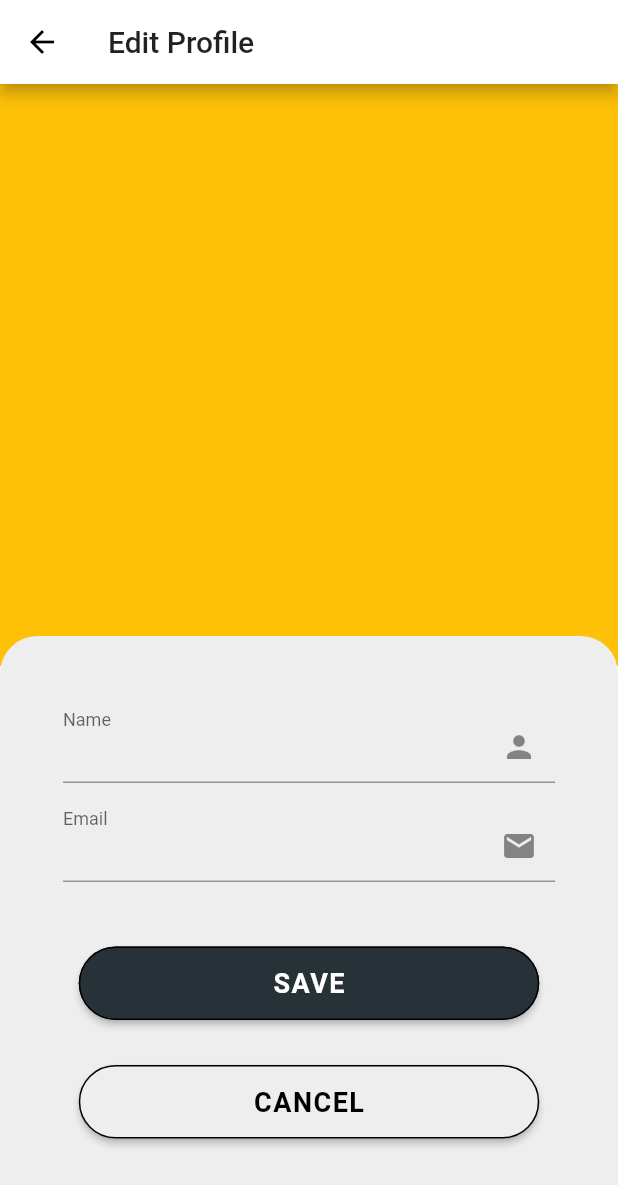
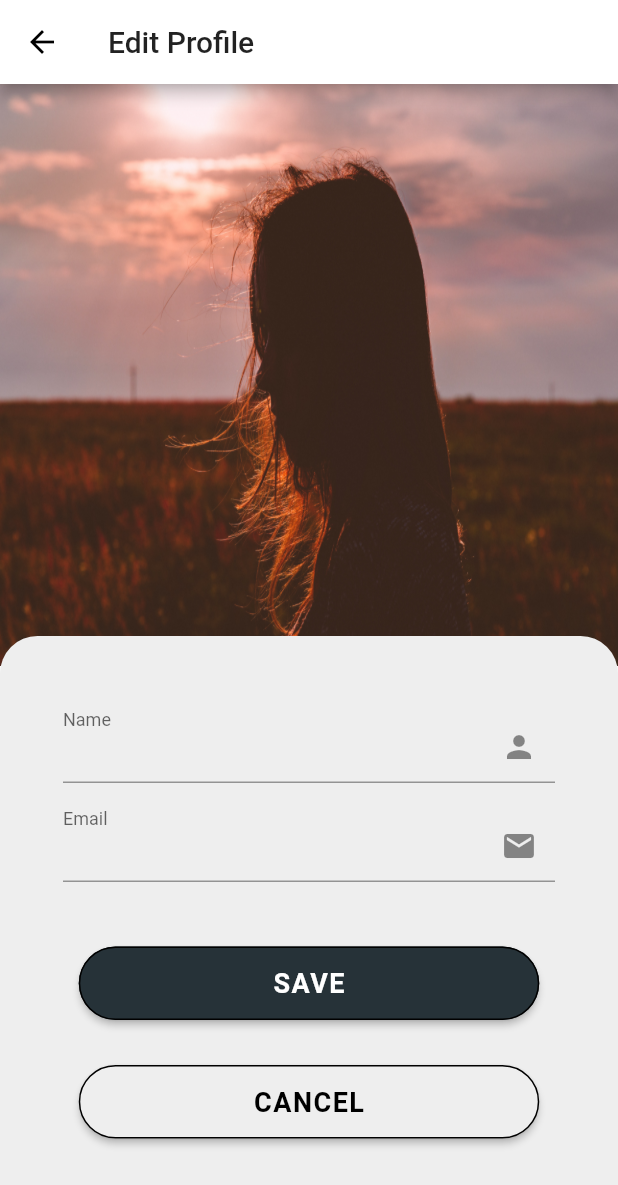
Before and after one commit to div5252/live_location_tracker, a Flutter app: the EditProfile screen opened directly, on a phone screen of 412 x 824 dp. Shown: the top 1185 px of the screen. Run offline on Flutter 3.47's test engine with Material 2 defaults, Android fonts, the light colour scheme and no system bars; our stand-ins replace cloud_firestore, firebase_auth, firebase_core, flutter_signin_button, google_maps_flutter, google_sign_in and 3 more; missing offline and left inert: geoflutterfire; accounts and stored records are empty.

Commit message:
UI fixes for EditProfile

```diff
--- a/lib/edit_profile.dart
+++ b/lib/edit_profile.dart
@@ -104,7 +104,8 @@ class _EditProfileState extends State<EditProfile> {
               child: Container(
                 width: MediaQuery.of(context).size.width,
                 height: MediaQuery.of(context).size.height - 436,
-                color: Colors.amber,
+                decoration: BoxDecoration(
+                  image: DecorationImage(image: AssetImage("assets/edit_profilebgm.jpg"), fit: BoxFit.fill)),
               ),
             ),
             Positioned(
```
Also changed, not shown: assets/edit_profilebgm.jpg (added).
